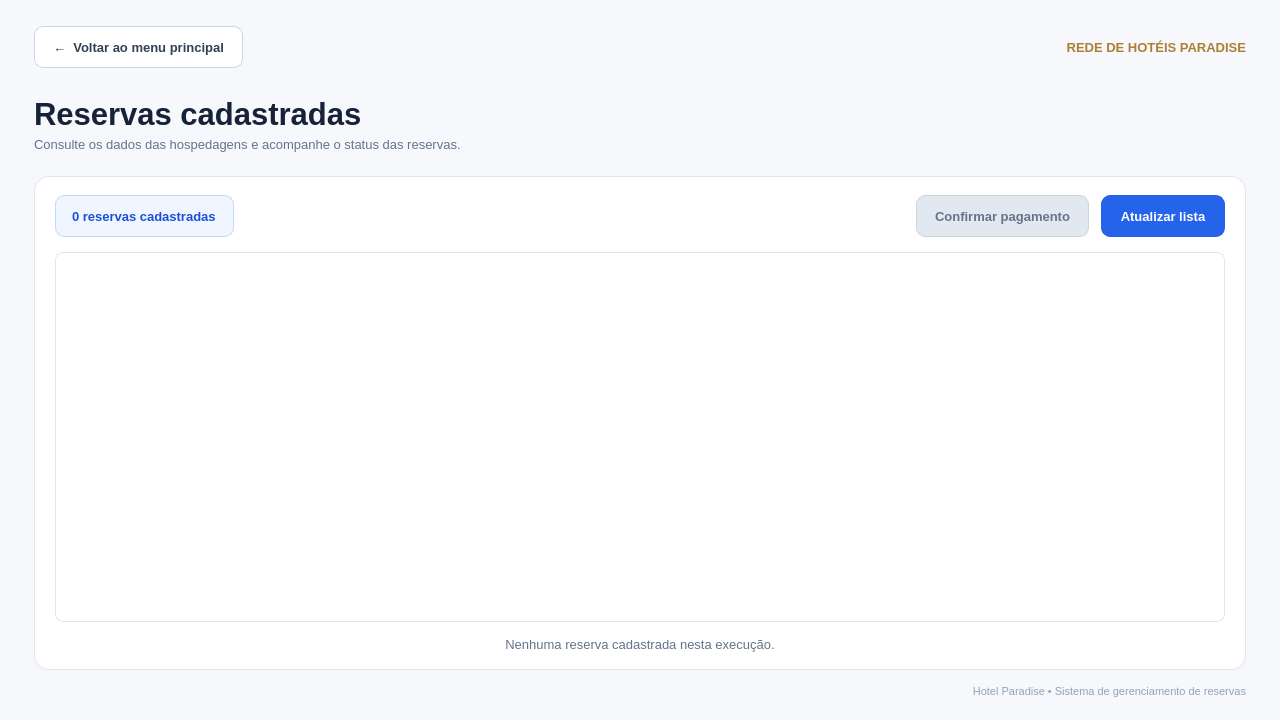
This is telalistagem.ui in JairCosta00/Sistema-de-Reservas-Rede-de-Hot-is-Paradise as Qt 5 draws it before an edit. The edited form follows.
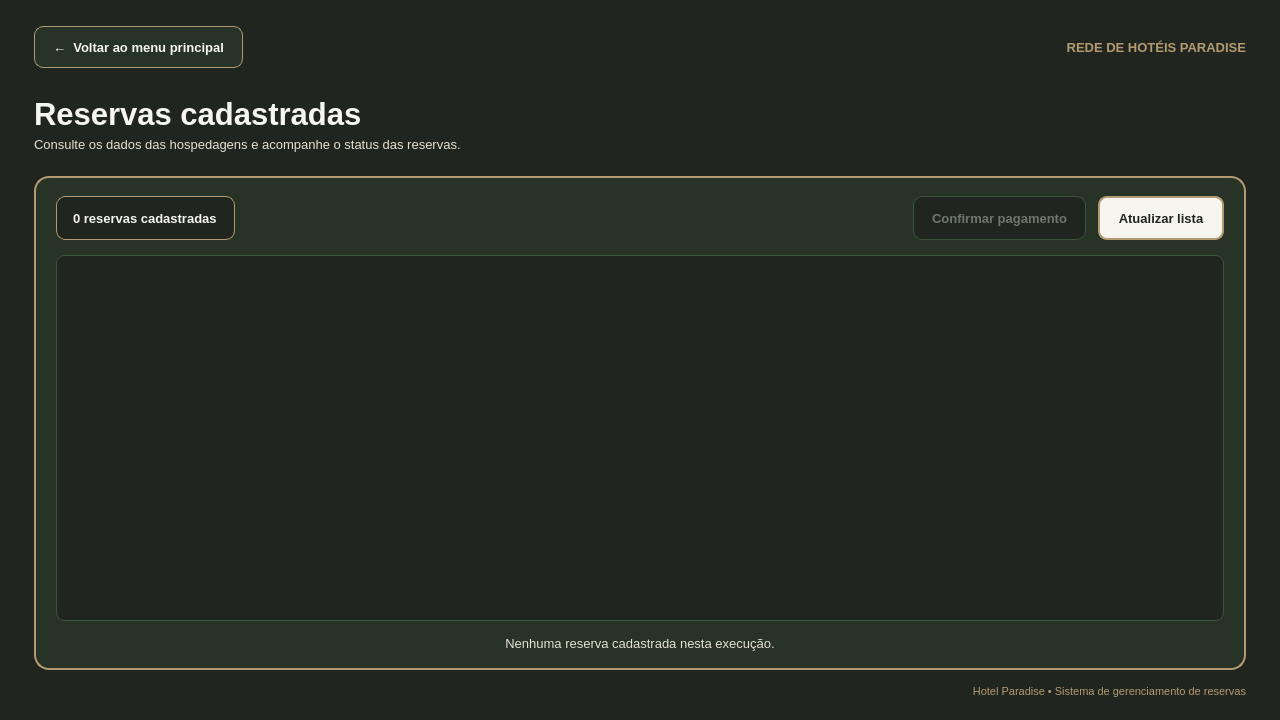
This is the edited form.

Diff of the .ui file:
```diff
--- a/telalistagem.ui
+++ b/telalistagem.ui
@@ -20,52 +20,69 @@
    <string>Hotel Paradise - Listar reservas</string>
   </property>
   <property name="styleSheet">
-   <string>QWidget#TelaListagem {
-    background-color: #F6F8FC;
-    color: #1F2937;
-    font-family: &quot;Segoe UI&quot;;
+   <string notr="true">/* deep-green: #20251F - Fundo principal e linhas da tabela */
+/* Paradise Green: #263326 - Cartão da tabela e linhas alternadas */
+/* Green: #3B543B - Grades e botão confirmar pagamento */
+/* dourado fosco: #B49A70 - Bordas de destaque, cabeçalho e seleção */
+/* Off-white: #F7F5EF - Títulos, textos da tabela e botão atualizar */
+/* bright-sand: #E8E0D2 - Descrições e hover */
+
+QWidget#TelaListagem {
+    background-color: #20251F;
+    color: #F7F5EF;
 }
+
 QFrame#frameTabela {
-    background-color: #FFFFFF;
-    border: 1px solid #DFE5ED;
+    background-color: #263326;
+    border: 1.5px solid #B49A70;
     border-radius: 15px;
 }
+
 QLabel {
     background: transparent;
     border: none;
-    color: #1F2937;
+    color: #E8E0D2;
 }
+
 QLabel#labelMarca {
-    color: #AD7F35;
+    color: #B49A70;
     font-size: 13px;
     font-weight: bold;
 }
+
 QLabel#labelTitulo {
-    color: #152238;
+    color: #F7F5EF;
     font-size: 31px;
     font-weight: 700;
 }
+
 QLabel#labelDescricao {
-    color: #64748B;
+    color: #E8E0D2;
     font-size: 13px;
 }
+
+/* Contador de reservas cadastradas */
 QLabel#labelTotal {
-    color: #1D4ED8;
-    background-color: #EFF6FF;
-    border: 1px solid #BFDBFE;
+    color: #F7F5EF;
+    background-color: #20251F;
+    border: 1px solid #B49A70;
     border-radius: 9px;
     padding: 9px 13px;
     font-size: 13px;
     font-weight: bold;
 }
+
 QLabel#labelVazio {
-    color: #64748B;
+    color: #E8E0D2;
     font-size: 13px;
 }
+
 QLabel#labelRodape {
-    color: #94A3B8;
+    color: #B49A70;
     font-size: 11px;
 }
+
+/* Botões */
 QPushButton {
     border-radius: 9px;
     padding: 10px 18px;
@@ -73,59 +90,84 @@
     font-weight: bold;
     min-height: 20px;
 }
+
 QPushButton#btnVoltar {
-    color: #334155;
-    background-color: #FFFFFF;
-    border: 1px solid #CAD5E3;
+    color: #F7F5EF;
+    background-color: #263326;
+    border: 1px solid #B49A70;
 }
-QPushButton#btnVoltar:hover { background-color: #EDF2F7; }
-QPushButton#btnVoltar:pressed { background-color: #E2E8F0; }
+QPushButton#btnVoltar:hover {
+    background-color: #3B543B;
+}
+QPushButton#btnVoltar:pressed {
+    background-color: #20251F;
+}
+
+/* Botão confirmar pagamento (Green da paleta) */
 QPushButton#btnConfirmarPagamento {
-    color: #FFFFFF;
-    background-color: #15803D;
-    border: 1px solid #15803D;
+    color: #F7F5EF;
+    background-color: #3B543B;
+    border: 1.5px solid #B49A70;
 }
 QPushButton#btnConfirmarPagamento:hover { background-color: #166534; }
 QPushButton#btnConfirmarPagamento:disabled {
-    color: #64748B;
-    background-color: #E2E8F0;
-    border: 1px solid #CBD5E1;
+    color: #6E776C;
+    background-color: #20251F;
+    border: 1px solid #3B543B;
 }
+
+/* Botão atualizar lista (Off-white invertido) */
 QPushButton#btnAtualizar {
-    color: #FFFFFF;
-    background-color: #2563EB;
-    border: 1px solid #2563EB;
+    color: #20251F;
+    background-color: #F7F5EF;
+    border: 1.5px solid #B49A70;
 }
-QPushButton#btnAtualizar:hover { background-color: #1D4ED8; }
-QPushButton#btnAtualizar:pressed { background-color: #1E40AF; }
+QPushButton#btnAtualizar:hover {
+    background-color: #E8E0D2;
+}
+QPushButton#btnAtualizar:pressed {
+    background-color: #B49A70;
+    color: #20251F;
+}
+
+/* Tabela de reservas */
 QTableWidget#tabelaReservas {
-    background-color: #FFFFFF;
-    alternate-background-color: #FAFCFF;
-    color: #243247;
-    border: 1px solid #DFE5ED;
+    background-color: #20251F;
+    alternate-background-color: #263326;
+    color: #F7F5EF;
+    border: 1px solid #3B543B;
     border-radius: 8px;
-    gridline-color: #EDF2F7;
-    selection-background-color: #DBEAFE;
-    selection-color: #152238;
+    gridline-color: #3B543B;
+    selection-background-color: #B49A70;
+    selection-color: #20251F;
     font-size: 13px;
     outline: none;
 }
+
 QTableWidget#tabelaReservas::item {
     padding: 8px 6px;
-    border-bottom: 1px solid #EDF2F7;
+    border-bottom: 1px solid #3B543B;
 }
-QTableWidget#tabelaReservas::item:hover { background-color: #EFF6FF; }
+
+QTableWidget#tabelaReservas::item:hover {
+    background-color: #3B543B;
+    color: #F7F5EF;
+}
+
 QHeaderView::section {
-    background-color: #ECF1F7;
-    color: #334155;
+    background-color: #20251F;
+    color: #B49A70;
     border: none;
-    border-bottom: 1px solid #D9E1EC;
+    border-bottom: 1.5px solid #B49A70;
     padding: 13px 9px;
     font-weight: bold;
     font-size: 12px;
 }
-QTableCornerButton::section { background-color: #ECF1F7; border: none; }
-</string>
+
+QTableCornerButton::section {
+    background-color: #20251F;
+    border: none;
+}</string>
   </property>
   <layout class="QVBoxLayout" name="layoutPrincipal">
    <property name="spacing">
```
Left out of the diff: 7 changed lines with no effect on the pictures.
